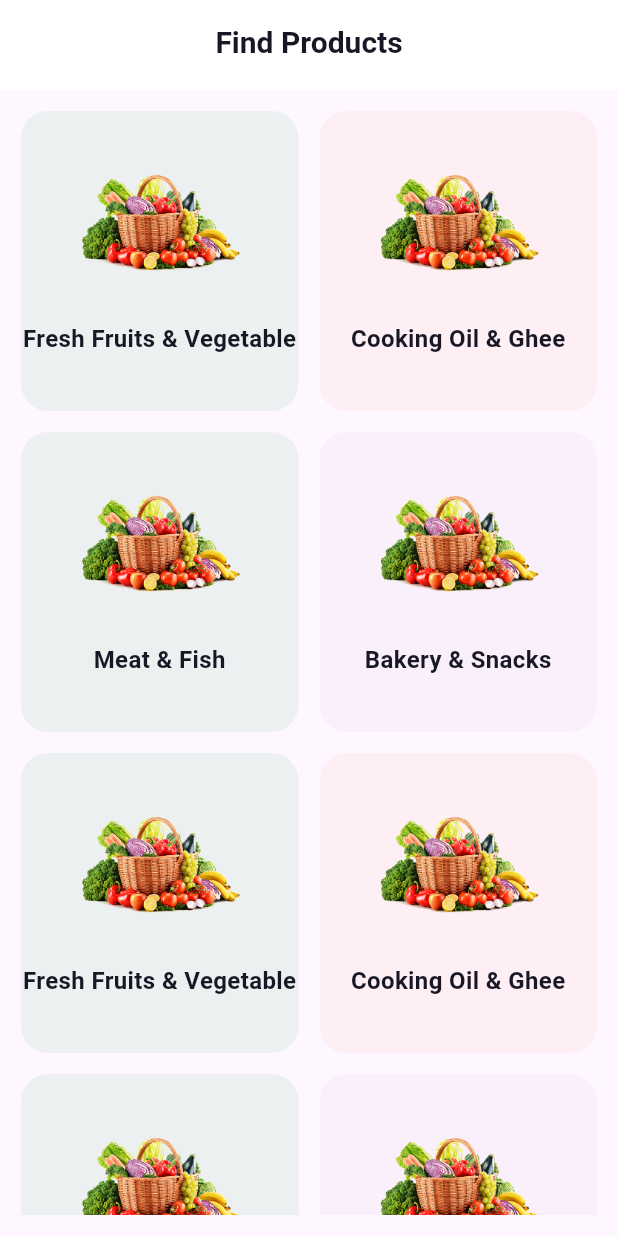
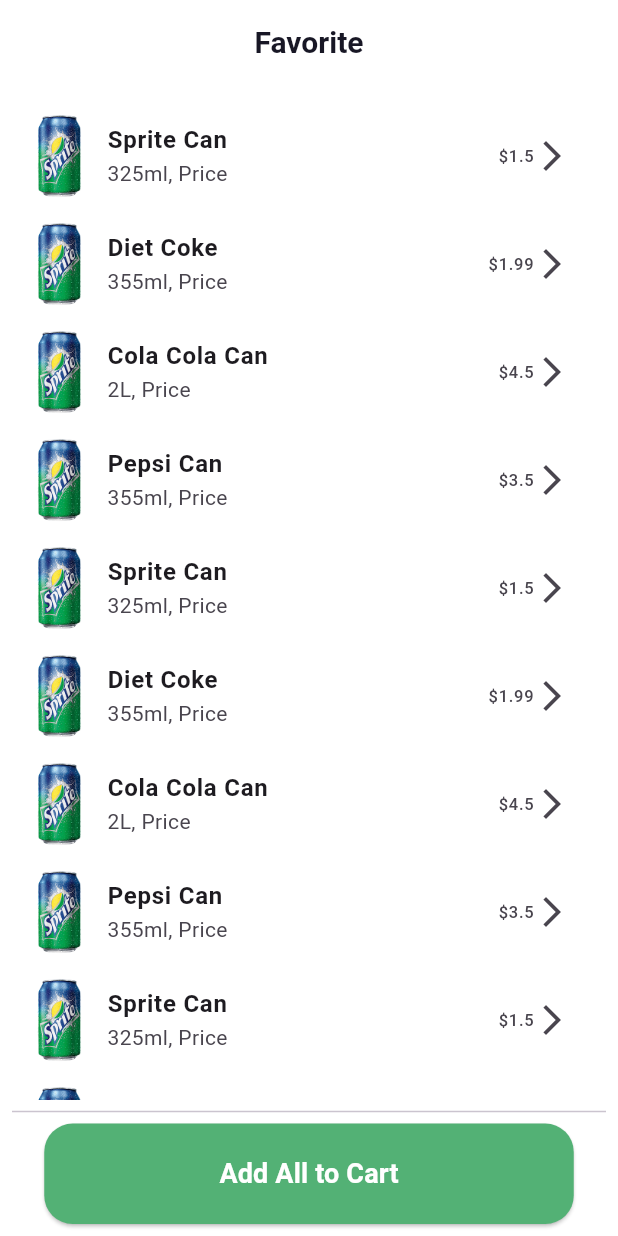
Before and after one commit to AbRehman536/batch_2_flutter, a Flutter app: the screen it shows after launch, on a phone screen of 412 x 824 dp. Run offline on Flutter 3.47's test engine with Material 3 defaults, Android fonts, the phone set to English and light mode, and no system bars; our stand-ins replace device_preview.

Commit message:
Favorite Screen Done

```diff
--- a/lib/constants/app_assets.dart
+++ b/lib/constants/app_assets.dart
@@ -6,5 +6,6 @@
   static String carrotImage = "assets/images/carrot.png";
   static String backgroundImage = "assets/images/background.png";
   static String product1Image = "assets/images/product1.png";
+  static String canImage = "assets/images/can.png";
   ///Icons
 }
--- a/lib/main.dart
+++ b/lib/main.dart
@@ -1,6 +1,7 @@
 
 import 'package:batch_2/screens/auth_screens/login_screen.dart';
 import 'package:batch_2/screens/home_screens/explore.dart';
+import 'package:batch_2/screens/home_screens/favorite.dart';
 import 'package:batch_2/screens/start_screens/on_Boarding.dart';
 import 'package:batch_2/screens/start_screens/splash_screen.dart';
 import 'package:flutter/material.dart';
@@ -35,7 +36,7 @@
         useMaterial3: true,
       ),
 
-      home: ExploreScreen(),
+      home: FavoriteScreen(),
     );
   }
 }
--- /dev/null
+++ b/lib/models/listModel.dart
@@ -0,0 +1,11 @@
+class ListModel {
+
+  final String image;
+  final String title;
+  final String ml;
+  final double price;
+
+  ListModel({
+    required this.image,
+    required this.title, required this.ml, required this.price});
+}
--- /dev/null
+++ b/lib/screens/home_screens/favorite.dart
@@ -0,0 +1,118 @@
+import 'package:batch_2/constants/app_assets.dart';
+import 'package:batch_2/constants/app_colors.dart';
+import 'package:batch_2/models/listModel.dart';
+import 'package:batch_2/utils/widgets/custom_appBar.dart';
+import 'package:batch_2/utils/widgets/custom_button.dart';
+import 'package:flutter/material.dart';
+
+class FavoriteScreen extends StatefulWidget {
+  const FavoriteScreen({super.key});
+
+  @override
+  State<FavoriteScreen> createState() => _FavoriteScreenState();
+}
+
+class _FavoriteScreenState extends State<FavoriteScreen> {
+  List<ListModel> favoriteItems = [
+    ListModel(
+        image: AppAssets.canImage,
+        title: "Sprite Can",
+        ml: "325ml",
+        price: 1.50),
+    ListModel(
+        image: AppAssets.canImage,
+        title: "Diet Coke",
+        ml: "355ml",
+        price: 1.99),
+    ListModel(
+        image: AppAssets.canImage,
+        title: "Cola Cola Can",
+        ml: "2L",
+        price: 4.50),
+    ListModel(
+        image: AppAssets.canImage,
+        title: "Pepsi Can",
+        ml: "355ml",
+        price: 3.50),
+    ListModel(
+        image: AppAssets.canImage,
+        title: "Sprite Can",
+        ml: "325ml",
+        price: 1.50),
+    ListModel(
+        image: AppAssets.canImage,
+        title: "Diet Coke",
+        ml: "355ml",
+        price: 1.99),
+    ListModel(
+        image: AppAssets.canImage,
+        title: "Cola Cola Can",
+        ml: "2L",
+        price: 4.50),
+    ListModel(
+        image: AppAssets.canImage,
+        title: "Pepsi Can",
+        ml: "355ml",
+        price: 3.50),
+    ListModel(
+        image: AppAssets.canImage,
+        title: "Sprite Can",
+        ml: "325ml",
+        price: 1.50),
+    ListModel(
+        image: AppAssets.canImage,
+        title: "Diet Coke",
+        ml: "355ml",
+        price: 1.99),
+    ListModel(
+        image: AppAssets.canImage,
+        title: "Cola Cola Can",
+        ml: "2L",
+        price: 4.50),
+    ListModel(
+        image: AppAssets.canImage,
+        title: "Pepsi Can",
+        ml: "355ml",
+        price: 3.50),
+  ];
+  @override
+  Widget build(BuildContext context) {
+    return Scaffold(
+      backgroundColor: AppColors.secondaryColor,
+      appBar: PreferredSize(
+          preferredSize: Size.fromHeight(60),
+          child: CustomAppbar(title: "Favorite")),
+      body: Padding(
+        padding: const EdgeInsets.all(8.0),
+        child: Column(
+          children: [
+            Expanded(
+              child: ListView.builder(
+                itemCount: favoriteItems.length,
+                itemBuilder: (BuildContext context, int index) {
+                  return ListTile(
+                    leading: Image.asset(favoriteItems[index].image.toString()),
+                    title: Text(favoriteItems[index].title.toString(),
+                    style: TextStyle(
+                      fontSize: 16,
+                      fontWeight: FontWeight.w700
+                    ),),
+                    subtitle: Text("${favoriteItems[index].ml.toString()}, Price"),
+                    trailing: Row(
+                      mainAxisSize: MainAxisSize.min,
+                      children: [
+                        Text("\$${favoriteItems[index].price.toString()}"),
+                        Icon(Icons.arrow_forward_ios)
+                      ],
+                    ),
+                  );
+                },),
+            ),
+            Divider(),
+            CustomButton(btnLabel: "Add All to Cart", onPressed: (){})
+          ],
+        ),
+      ),
+    );
+  }
+}
```
Also changed, not shown: assets/images/can.png (added).
